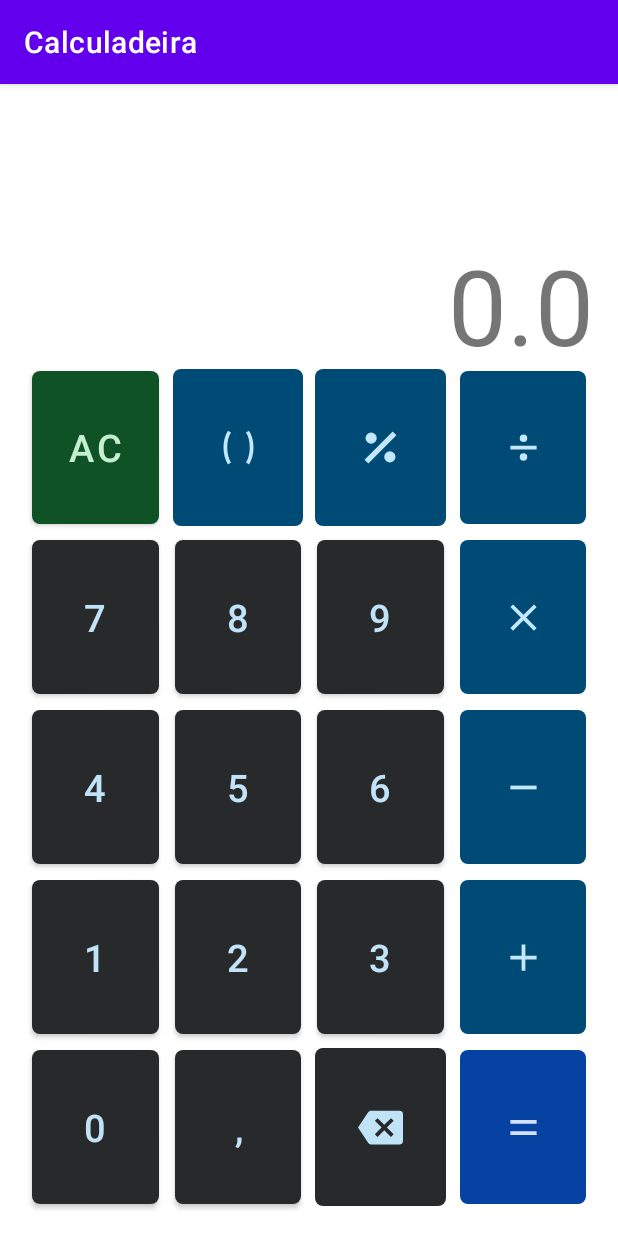
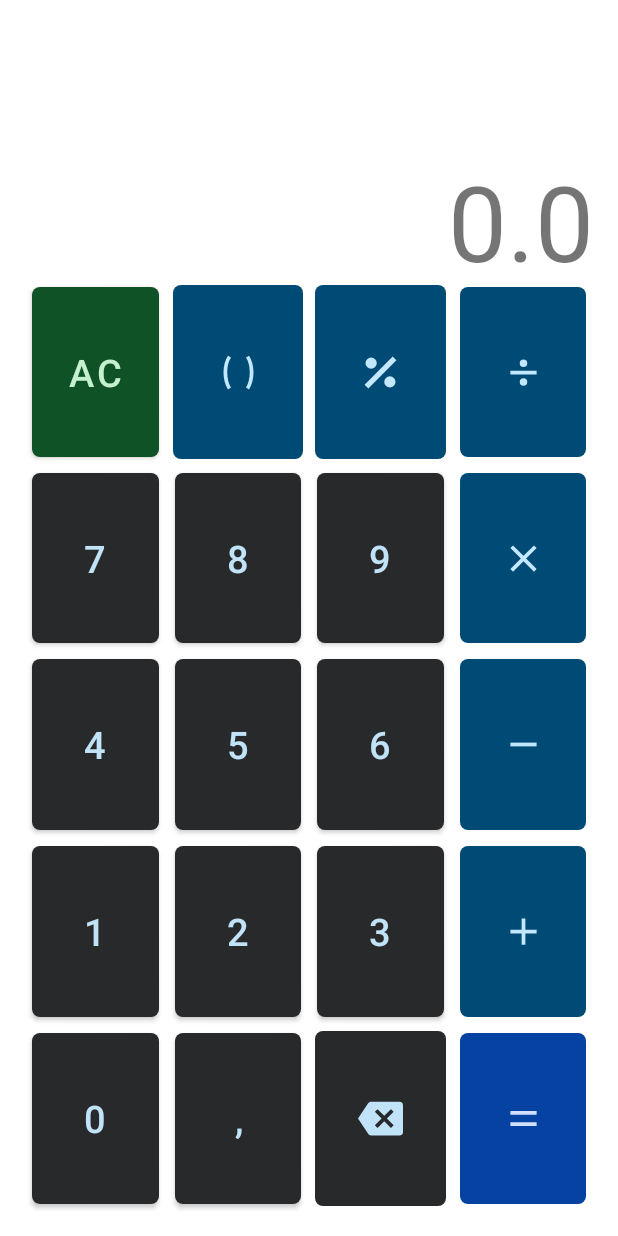
Before and after one commit to Caio-de-Souza/Calculadeira, an Android app: the screen it shows after launch (MainActivity), after a tap on "AC", on a phone screen of 412 x 824 dp. Run offline under Robolectric (Android 15) with nearby library versions, the phone set to English and light mode, and no system bars.

Commit message:
fix: Alinhamento de logo; fix: Remoção de ActionBar; fix: Ajuste de lógica na inserção de caracteres.

```diff
--- a/app/src/main/java/com/lima/souza/app/calculadeira/MainActivity.java
+++ b/app/src/main/java/com/lima/souza/app/calculadeira/MainActivity.java
@@ -255,6 +255,7 @@ public class MainActivity extends AppCompatActivity {
 
 
     private void calculate(String text) {
+        if(text != null && !text.isEmpty()){
             char lastCharacter = text.charAt(text.length() - 1);
             if (Character.isDigit(lastCharacter) || lastCharacter == ')') {
                 try{
@@ -264,3 +265,4 @@ public class MainActivity extends AppCompatActivity {
             }
         }
     }
+}
--- a/app/src/main/res/layout/activity_splash_screen.xml
+++ b/app/src/main/res/layout/activity_splash_screen.xml
@@ -55,7 +55,7 @@
         app:layout_constraintTop_toTopOf="parent"
         app:srcCompat="@drawable/logo_caio"
         app:layout_constraintVertical_bias="0.95"
-        app:layout_constraintHorizontal_bias="0.95"
+        app:layout_constraintHorizontal_bias="0.5"
         app:layout_constraintWidth_percent="0.5"
         app:layout_constraintDimensionRatio="1:1"/>
 </androidx.constraintlayout.widget.ConstraintLayout>
--- a/app/src/main/res/values/themes.xml
+++ b/app/src/main/res/values/themes.xml
@@ -1,6 +1,6 @@
 <resources xmlns:tools="http://schemas.android.com/tools">
     <!-- Base application theme. -->
-    <style name="Theme.Calculadeira" parent="Theme.MaterialComponents.DayNight.DarkActionBar">
+    <style name="Theme.Calculadeira" parent="Theme.MaterialComponents.DayNight.NoActionBar">
         <!-- Primary brand color. -->
         <item name="colorPrimary">@color/purple_500</item>
         <item name="colorPrimaryVariant">@color/purple_700</item>
```
Lines whose indentation alone changed are shown as unchanged.
